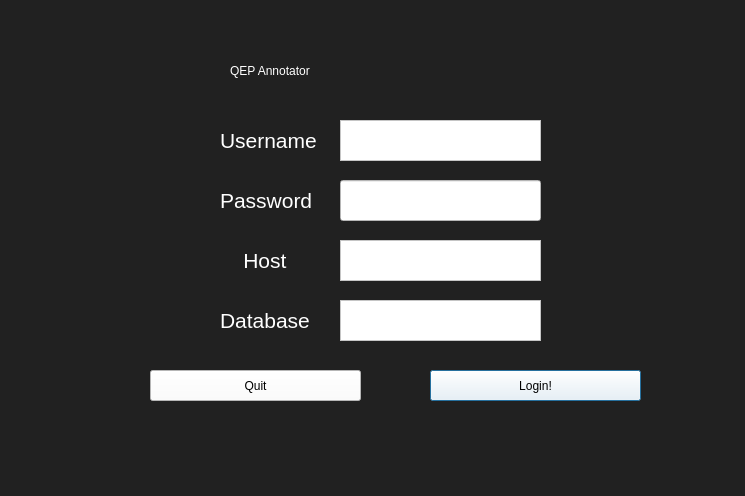
Qt form WelcomeScreen.ui (Joshlim288/sql-annotator) before a commit.
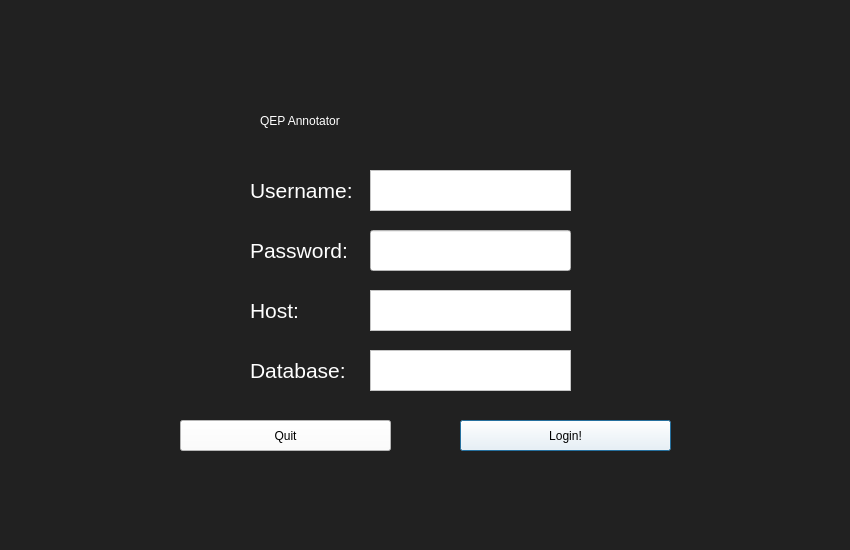
The same form after that commit.

Commit message: Increased window size and minor UI fixes

```diff
--- a/WelcomeScreen.ui
+++ b/WelcomeScreen.ui
@@ -6,8 +6,8 @@
    <rect>
     <x>0</x>
     <y>0</y>
-    <width>745</width>
-    <height>496</height>
+    <width>850</width>
+    <height>550</height>
    </rect>
   </property>
   <property name="windowTitle">
@@ -19,8 +19,8 @@
   <widget class="QLabel" name="titleText">
    <property name="geometry">
     <rect>
-     <x>230</x>
-     <y>30</y>
+     <x>260</x>
+     <y>80</y>
      <width>321</width>
      <height>81</height>
     </rect>
@@ -35,8 +35,8 @@
   <widget class="QPushButton" name="loadDatabaseButton">
    <property name="geometry">
     <rect>
-     <x>430</x>
-     <y>370</y>
+     <x>460</x>
+     <y>420</y>
      <width>211</width>
      <height>31</height>
     </rect>
@@ -52,8 +52,8 @@
   <widget class="QPushButton" name="quitButton">
    <property name="geometry">
     <rect>
-     <x>150</x>
-     <y>370</y>
+     <x>180</x>
+     <y>420</y>
      <width>211</width>
      <height>31</height>
     </rect>
@@ -69,8 +69,8 @@
   <widget class="QTextEdit" name="username_input">
    <property name="geometry">
     <rect>
-     <x>340</x>
-     <y>120</y>
+     <x>370</x>
+     <y>170</y>
      <width>201</width>
      <height>41</height>
     </rect>
@@ -96,8 +96,8 @@
   <widget class="QTextEdit" name="host_input">
    <property name="geometry">
     <rect>
-     <x>340</x>
-     <y>240</y>
+     <x>370</x>
+     <y>290</y>
      <width>201</width>
      <height>41</height>
     </rect>
@@ -123,8 +123,8 @@
   <widget class="QTextEdit" name="database_input">
    <property name="geometry">
     <rect>
-     <x>340</x>
-     <y>300</y>
+     <x>370</x>
+     <y>350</y>
      <width>201</width>
      <height>41</height>
     </rect>
@@ -146,8 +146,8 @@
    </property>
    <property name="geometry">
     <rect>
-     <x>220</x>
-     <y>120</y>
+     <x>250</x>
+     <y>170</y>
      <width>111</width>
      <height>41</height>
     </rect>
@@ -168,7 +168,7 @@
     <string notr="true">font: 16pt &quot;MS Shell Dlg 2&quot;; color:rgb(255, 255, 255)</string>
    </property>
    <property name="text">
-    <string>Username</string>
+    <string>Username:</string>
    </property>
   </widget>
   <widget class="QLabel" name="input_2">
@@ -177,8 +177,8 @@
    </property>
    <property name="geometry">
     <rect>
-     <x>220</x>
-     <y>180</y>
+     <x>250</x>
+     <y>230</y>
      <width>111</width>
      <height>41</height>
     </rect>
@@ -199,7 +199,7 @@
     <string notr="true">font: 16pt &quot;MS Shell Dlg 2&quot;; color:rgb(255, 255, 255)</string>
    </property>
    <property name="text">
-    <string>Password</string>
+    <string>Password:</string>
    </property>
   </widget>
   <widget class="QLabel" name="input_3">
@@ -208,8 +208,8 @@
    </property>
    <property name="geometry">
     <rect>
-     <x>220</x>
-     <y>240</y>
+     <x>250</x>
+     <y>290</y>
      <width>111</width>
      <height>41</height>
     </rect>
@@ -230,7 +230,7 @@
     <string notr="true">font: 16pt &quot;MS Shell Dlg 2&quot;; color:rgb(255, 255, 255)</string>
    </property>
    <property name="text">
-    <string>    Host</string>
+    <string>Host:</string>
    </property>
   </widget>
   <widget class="QLabel" name="input_4">
@@ -239,8 +239,8 @@
    </property>
    <property name="geometry">
     <rect>
-     <x>220</x>
-     <y>300</y>
+     <x>250</x>
+     <y>350</y>
      <width>111</width>
      <height>41</height>
     </rect>
@@ -261,14 +261,14 @@
     <string notr="true">font: 16pt &quot;MS Shell Dlg 2&quot;; color:rgb(255, 255, 255)</string>
    </property>
    <property name="text">
-    <string>Database</string>
+    <string>Database:</string>
    </property>
   </widget>
   <widget class="QLineEdit" name="password_input">
    <property name="geometry">
     <rect>
-     <x>340</x>
-     <y>180</y>
+     <x>370</x>
+     <y>230</y>
      <width>201</width>
      <height>41</height>
     </rect>
```
The commit also changes 6 other files.
